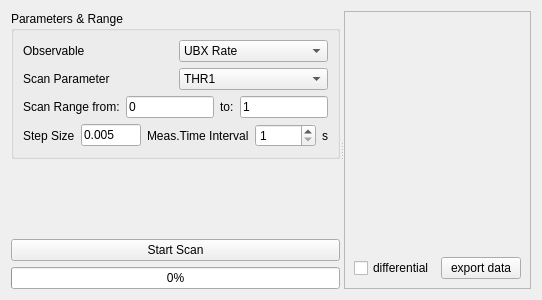
MuonPi/muondetector, file source/gui/src/scanform.ui: the form before one commit.
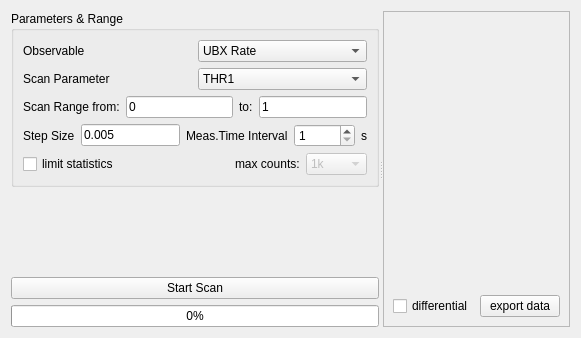
The form after the commit. Custom widgets are drawn as their Qt base class.

Commit message: added preselection of max statistics for scans in GUI/scan tab

Patch:
```diff
--- a/source/gui/src/scanform.ui
+++ b/source/gui/src/scanform.ui
@@ -6,8 +6,8 @@
    <rect>
     <x>0</x>
     <y>0</y>
-    <width>521</width>
-    <height>300</height>
+    <width>581</width>
+    <height>338</height>
    </rect>
   </property>
   <property name="windowTitle">
@@ -137,6 +137,12 @@
            <layout class="QHBoxLayout" name="horizontalLayout_5">
             <item>
              <widget class="QLabel" name="label_6">
+              <property name="minimumSize">
+               <size>
+                <width>0</width>
+                <height>0</height>
+               </size>
+              </property>
               <property name="text">
                <string>Meas.Time Interval</string>
               </property>
@@ -161,6 +167,102 @@
             </item>
            </layout>
           </item>
+          <item row="4" column="0" colspan="2">
+           <layout class="QHBoxLayout" name="horizontalLayout_6">
+            <item>
+             <widget class="QCheckBox" name="limitStatisticsCheckBox">
+              <property name="text">
+               <string>limit statistics</string>
+              </property>
+             </widget>
+            </item>
+            <item>
+             <spacer name="horizontalSpacer">
+              <property name="orientation">
+               <enum>Qt::Horizontal</enum>
+              </property>
+              <property name="sizeHint" stdset="0">
+               <size>
+                <width>40</width>
+                <height>20</height>
+               </size>
+              </property>
+             </spacer>
+            </item>
+            <item>
+             <widget class="QLabel" name="label_8">
+              <property name="text">
+               <string>max counts:</string>
+              </property>
+             </widget>
+            </item>
+            <item>
+             <widget class="QComboBox" name="maxStatisticsComboBox">
+              <property name="enabled">
+               <bool>false</bool>
+              </property>
+              <property name="currentIndex">
+               <number>2</number>
+              </property>
+              <item>
+               <property name="text">
+                <string>10</string>
+               </property>
+              </item>
+              <item>
+               <property name="text">
+                <string>100</string>
+               </property>
+              </item>
+              <item>
+               <property name="text">
+                <string>1k</string>
+               </property>
+              </item>
+              <item>
+               <property name="text">
+                <string>10k</string>
+               </property>
+              </item>
+              <item>
+               <property name="text">
+                <string>100k</string>
+               </property>
+              </item>
+              <item>
+               <property name="text">
+                <string>1M</string>
+               </property>
+              </item>
+              <item>
+               <property name="text">
+                <string>10M</string>
+               </property>
+              </item>
+              <item>
+               <property name="text">
+                <string>100M</string>
+               </property>
+              </item>
+              <item>
+               <property name="text">
+                <string>1G</string>
+               </property>
+              </item>
+              <item>
+               <property name="text">
+                <string>10G</string>
+               </property>
+              </item>
+              <item>
+               <property name="text">
+                <string>100G</string>
+               </property>
+              </item>
+             </widget>
+            </item>
+           </layout>
+          </item>
          </layout>
         </widget>
        </item>
```
Left out of the diff: 19 changed lines with no effect on the pictures. The commit also changes 2 other files.
